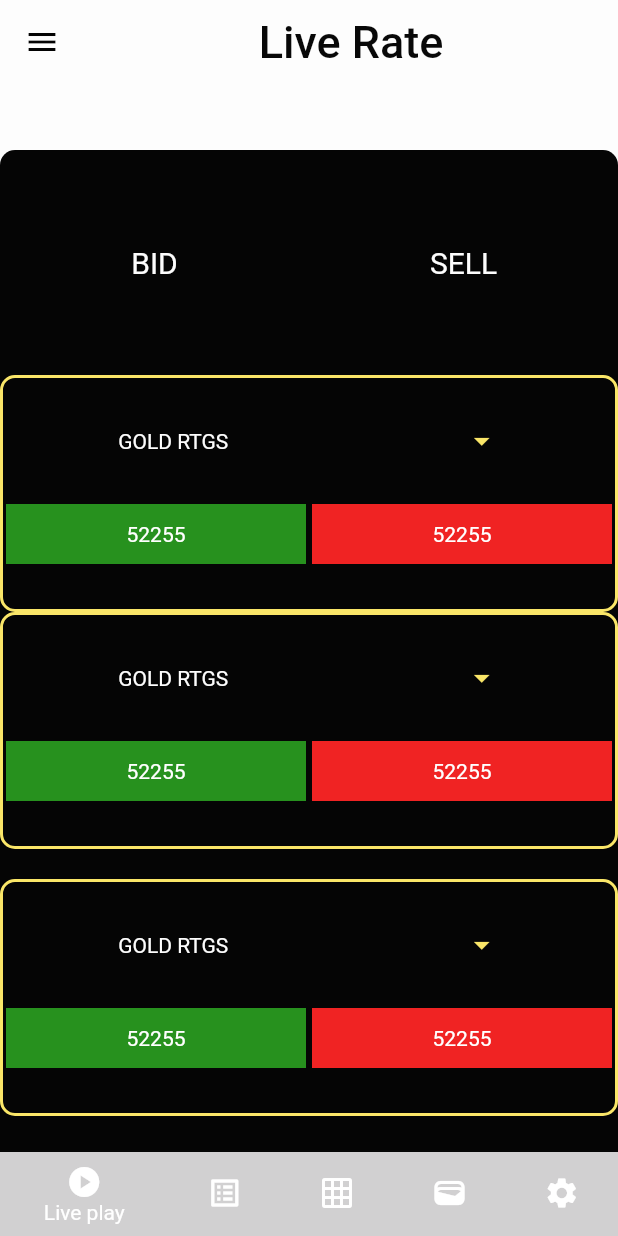
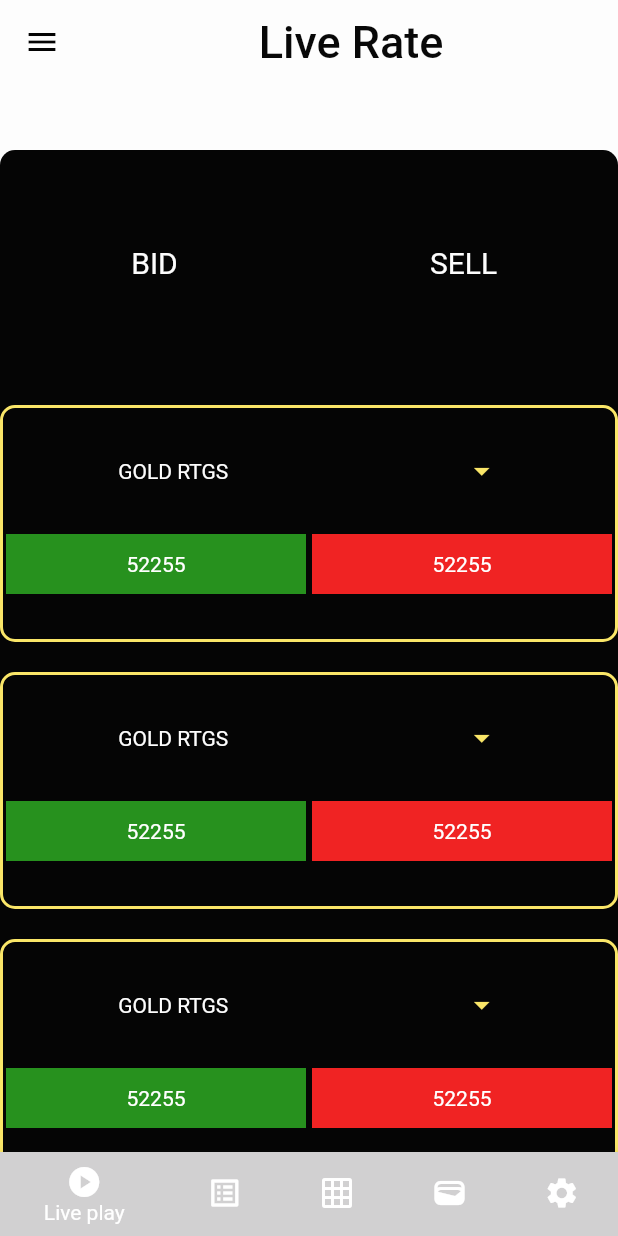
Before and after one commit to rajaexz/BMI, a Flutter app: the screen it shows after launch, on a phone screen of 412 x 824 dp. Run offline on Flutter 3.47's test engine with Material 2 defaults, Android fonts, the phone set to English and light mode, and no system bars.

Commit message:
first commit 1

```diff
--- a/lib/scree/BMI.dart
+++ b/lib/scree/BMI.dart
@@ -81,7 +81,6 @@ class _BMIState extends State<BMI> {
                   SizedBox(
                     width: 20,
                   ),
-
                   CircleAvatar(
                     backgroundColor: Color.fromARGB(255, 255, 255, 255),
                     radius: 30,
@@ -90,10 +89,9 @@ class _BMIState extends State<BMI> {
                       size: 25.0,
                     ), //Text
                   ),
-                    SizedBox(
+                  SizedBox(
                     width: 10,
                   ),
-
                 ],
               ),
             ),
@@ -162,6 +160,7 @@ class _BMIState extends State<BMI> {
                 ],
               ),
               // box - 1
+              const SizedBox(height: 20),
               Container(
                   decoration: BoxDecoration(
                       borderRadius: const BorderRadius.all(
@@ -230,7 +229,7 @@ class _BMIState extends State<BMI> {
                       ),
                     ],
                   )),
-
+              const SizedBox(height: 20),
               // box - 2
               Container(
                   decoration: BoxDecoration(
```
